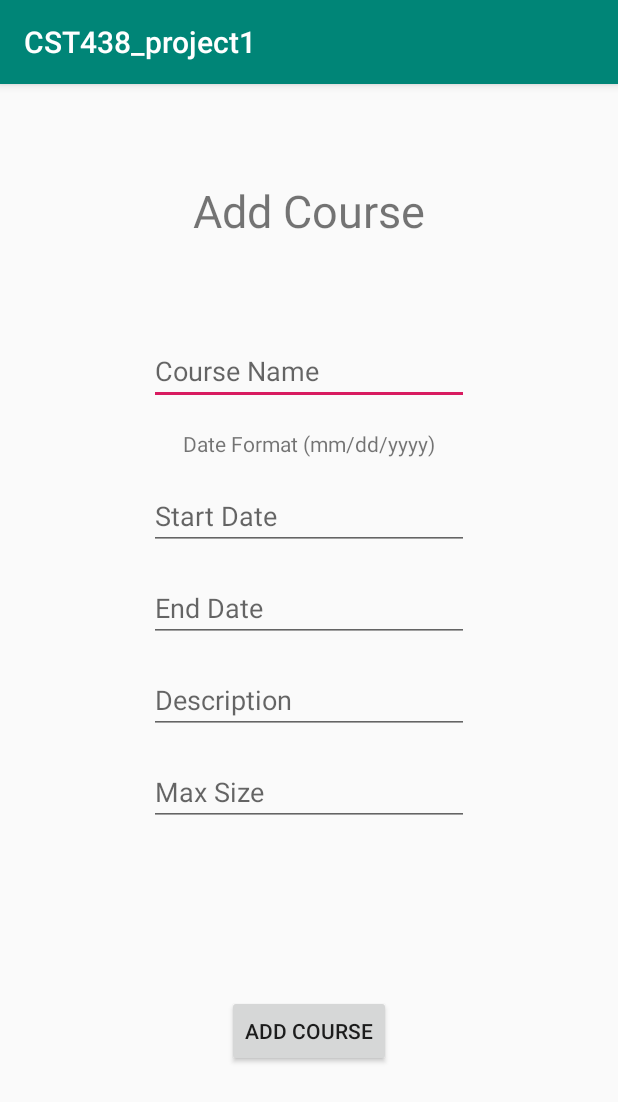
After one commit to cricri98/CST438_project1, an Android app: the CourseAdderActivity screen opened directly, with no data from a screen before it, on a phone screen of 412 x 824 dp. The commit adds this screen. Shown: the top 1102 px of the screen. Run offline under Robolectric (Android 15) with nearby library versions, the phone set to English and light mode, and no system bars; our stand-ins replace Room's generated code.

Commit message:
added course adder

```diff
--- a/app/build.gradle
+++ b/app/build.gradle
@@ -28,4 +28,5 @@ dependencies {
     implementation 'androidx.room:room-runtime:2.2.3'
     annotationProcessor 'androidx.room:room-compiler:2.2.3'
     implementation 'androidx.recyclerview:recyclerview:1.1.0'
+    implementation 'com.google.android.material:material:1.0.0'
 }
--- a/app/src/main/AndroidManifest.xml
+++ b/app/src/main/AndroidManifest.xml
@@ -9,7 +9,8 @@
         android:roundIcon="@mipmap/ic_launcher_round"
         android:supportsRtl="true"
         android:theme="@style/AppTheme">
-        <activity android:name=".MainMenuAtivities.ViewAssignment.deleteAssignment"></activity>
+        <activity android:name=".MainMenuAtivities.ViewCourses.CourseAdderActivity"></activity>
+        <activity android:name=".MainMenuAtivities.ViewAssignment.deleteAssignment" />
         <activity android:name=".MainMenuAtivities.ViewAssignment.editAssignment" />
         <activity android:name=".MainMenuAtivities.ViewAssignment.addAssignment" />
         <activity android:name=".CreateAccount" />
--- a/app/src/main/java/com/example/cst438_project1/Login.java
+++ b/app/src/main/java/com/example/cst438_project1/Login.java
@@ -39,6 +39,10 @@ public class Login extends AppCompatActivity {
                 tryLogin();
             }
         });
+
+//        usernameField.setText("user1");
+//        passwordField.setText("pass");
+//        tryLogin();
     }
 
     void tryLogin(){
--- a/app/src/main/java/com/example/cst438_project1/MainActivity.java
+++ b/app/src/main/java/com/example/cst438_project1/MainActivity.java
@@ -62,7 +62,7 @@ public class MainActivity extends AppCompatActivity {
 
     private void addCourses(int size) {
         for (int i = 0; i < size; i++) {
-            Course c = new Course("Course" + i, 0000, new Date(2020, 1, 1), new Date(2020, 5, 21),
+            Course c = new Course("Course" + i, new Date(2020, 1, 1), new Date(2020, 5, 21),
                     "This is the " + i + " course", 15);
 
             db.getCourseDAO().insert(c);
--- /dev/null
+++ b/app/src/main/java/com/example/cst438_project1/MainMenuAtivities/ViewCourses/CourseAdderActivity.java
@@ -0,0 +1,92 @@
+package com.example.cst438_project1.MainMenuAtivities.ViewCourses;
+
+import androidx.appcompat.app.AppCompatActivity;
+import androidx.room.Room;
+
+import android.content.Intent;
+import android.os.Bundle;
+import android.view.View;
+import android.widget.Button;
+import android.widget.EditText;
+
+import com.example.cst438_project1.DB.StudentAppDatabase;
+import com.example.cst438_project1.Objects.Course;
+import com.example.cst438_project1.R;
+
+import java.util.Date;
+
+public class CourseAdderActivity extends AppCompatActivity {
+
+    StudentAppDatabase db;
+
+    EditText addCourseName;
+    EditText addCourseStartDate;
+    EditText addCourseEndDate;
+    EditText addCourseDesc;
+    EditText addCourseSize;
+
+    Button addCourseButton;
+
+    @Override
+    protected void onCreate(Bundle savedInstanceState) {
+        super.onCreate(savedInstanceState);
+        setContentView(R.layout.activity_course_adder);
+
+        db = Room.databaseBuilder(getApplicationContext(), StudentAppDatabase.class, "db").allowMainThreadQueries().build();
+
+        addCourseName = findViewById(R.id.addCourseNameText);
+        addCourseStartDate = findViewById(R.id.addCourseStartDate);
+        addCourseEndDate = findViewById(R.id.addCourseEndDate);
+        addCourseDesc = findViewById(R.id.addCourseDesc);
+        addCourseSize = findViewById(R.id.addCourseMaxSize);
+
+        addCourseButton = findViewById(R.id.addCourseButton);
+
+        addCourseButton.setOnClickListener(new View.OnClickListener() {
+            @Override
+            public void onClick(View view) {
+                startCourseAdd();
+            }
+        });
+    }
+
+    void startCourseAdd(){
+        Date startDate = stringToDate(addCourseStartDate.getText().toString());
+        Date endDate = stringToDate(addCourseEndDate.getText().toString());
+
+        String name = addCourseName.getText().toString();
+        String desc = addCourseDesc.getText().toString();
+
+        int size = Integer.parseInt(addCourseSize.getText().toString());
+
+        Course newCourse = new Course(name, startDate, endDate, desc, size);
+
+        db.getCourseDAO().insert(newCourse);
+
+        onBackPressed();
+    }
+
+    Date stringToDate(String passedS){
+        String[] sArr = passedS.split("/");
+        int[] iArr = new int[3];
+
+        for(int i = 0; i < 3; i++){
+            iArr[i] = Integer.parseInt(sArr[i]);
+        }
+
+        return new Date(iArr[2], iArr[0], iArr[1]);
+    };
+
+    @Override
+    public void onBackPressed() {
+        super.onBackPressed();
+
+        Intent i = new Intent(this, CourseViewerActivity.class);
+        i.putExtra("userId", getIntent().getIntExtra("userId", -1));
+        startActivity(i);
+
+        finish();
+    }
+
+
+}
--- /dev/null
+++ b/app/src/main/res/layout/activity_course_adder.xml
@@ -0,0 +1,109 @@
+<?xml version="1.0" encoding="utf-8"?>
+<androidx.constraintlayout.widget.ConstraintLayout xmlns:android="http://schemas.android.com/apk/res/android"
+    xmlns:app="http://schemas.android.com/apk/res-auto"
+    xmlns:tools="http://schemas.android.com/tools"
+    android:layout_width="match_parent"
+    android:layout_height="match_parent"
+    tools:context=".MainMenuAtivities.ViewCourses.CourseAdderActivity">
+
+    <TextView
+        android:id="@+id/textView"
+        android:layout_width="wrap_content"
+        android:layout_height="wrap_content"
+        android:layout_marginTop="64dp"
+        android:gravity="center"
+        android:text="@string/addCourse"
+        android:textSize="30sp"
+        app:layout_constraintEnd_toEndOf="parent"
+        app:layout_constraintStart_toStartOf="parent"
+        app:layout_constraintTop_toTopOf="parent" />
+
+    <EditText
+        android:id="@+id/addCourseNameText"
+        android:layout_width="wrap_content"
+        android:layout_height="wrap_content"
+        android:layout_marginTop="64dp"
+        android:ems="10"
+        android:hint="@string/courseName"
+        android:inputType="textPersonName"
+        app:layout_constraintEnd_toEndOf="parent"
+        app:layout_constraintStart_toStartOf="parent"
+        app:layout_constraintTop_toBottomOf="@+id/textView" />
+
+    <EditText
+        android:id="@+id/addCourseStartDate"
+        android:layout_width="wrap_content"
+        android:layout_height="wrap_content"
+        android:layout_marginTop="16dp"
+        android:ems="10"
+        android:hint="@string/startDate"
+        android:inputType="textPersonName"
+        app:layout_constraintEnd_toEndOf="parent"
+        app:layout_constraintStart_toStartOf="parent"
+        app:layout_constraintTop_toBottomOf="@+id/textView2" />
+
+    <EditText
+        android:id="@+id/addCourseMaxSize"
+        android:layout_width="wrap_content"
+        android:layout_height="wrap_content"
+        android:layout_marginTop="16dp"
+        android:ems="10"
+        android:hint="@string/size"
+        android:inputType="numberSigned"
+        app:layout_constraintEnd_toEndOf="parent"
+        app:layout_constraintStart_toStartOf="parent"
+        app:layout_constraintTop_toBottomOf="@+id/addCourseDesc" />
+
+    <EditText
+        android:id="@+id/addCourseEndDate"
+        android:layout_width="wrap_content"
+        android:layout_height="wrap_content"
+        android:layout_marginTop="16dp"
+        android:ems="10"
+        android:hint="@string/endDate"
+        android:inputType="textPersonName"
+        app:layout_constraintEnd_toEndOf="parent"
+        app:layout_constraintStart_toStartOf="parent"
+        app:layout_constraintTop_toBottomOf="@+id/addCourseStartDate" />
+
+    <EditText
+        android:id="@+id/addCourseDesc"
+        android:layout_width="wrap_content"
+        android:layout_height="wrap_content"
+        android:layout_marginTop="16dp"
+        android:ems="10"
+        android:hint="@string/description"
+        android:inputType="textPersonName"
+        android:lines="3"
+        android:maxLines="3"
+        app:layout_constraintEnd_toEndOf="parent"
+        app:layout_constraintStart_toStartOf="parent"
+        app:layout_constraintTop_toBottomOf="@+id/addCourseEndDate" />
+
+    <Button
+        android:id="@+id/addCourseButton"
+        android:layout_width="wrap_content"
+        android:layout_height="wrap_content"
+        android:layout_marginTop="16dp"
+        android:layout_marginBottom="16dp"
+        android:text="@string/addCourse"
+        app:layout_constraintBottom_toBottomOf="parent"
+        app:layout_constraintEnd_toEndOf="parent"
+        app:layout_constraintStart_toStartOf="parent"
+        app:layout_constraintTop_toBottomOf="@+id/addCourseMaxSize" />
+
+    <TextView
+        android:id="@+id/textView2"
+        android:layout_width="wrap_content"
+        android:layout_height="wrap_content"
+        android:layout_marginStart="16dp"
+        android:layout_marginLeft="16dp"
+        android:layout_marginTop="16dp"
+        android:layout_marginEnd="16dp"
+        android:layout_marginRight="16dp"
+        android:text="Date Format (mm/dd/yyyy)"
+        app:layout_constraintEnd_toEndOf="parent"
+        app:layout_constraintStart_toStartOf="parent"
+        app:layout_constraintTop_toBottomOf="@+id/addCourseNameText" />
+
+</androidx.constraintlayout.widget.ConstraintLayout>
--- a/app/src/main/res/values/strings.xml
+++ b/app/src/main/res/values/strings.xml
@@ -17,4 +17,11 @@
     <string name="aboveIsEmpty">One of the above fields is empty</string>
     <string name="logError">Wrong username or password</string>
     <string name="error">ERROR</string>
+
+    <string name="addCourse">Add Course</string>
+    <string name="courseName">Course Name</string>
+    <string name="startDate">Start Date</string>
+    <string name="endDate">End Date</string>
+    <string name="description">Description</string>
+    <string name="size">Max Size</string>
 </resources>
```
Also changed, not shown: app/src/main/java/com/example/cst438_project1/MainMenuAtivities/ViewCourses/CourseViewerActivity.java (+41 -2 lines), app/src/main/java/com/example/cst438_project1/Objects/Course.java (+1 -12 lines), app/src/main/res/layout/activity_course_viewer.xml (+12 -0 lines), 3 other files.
